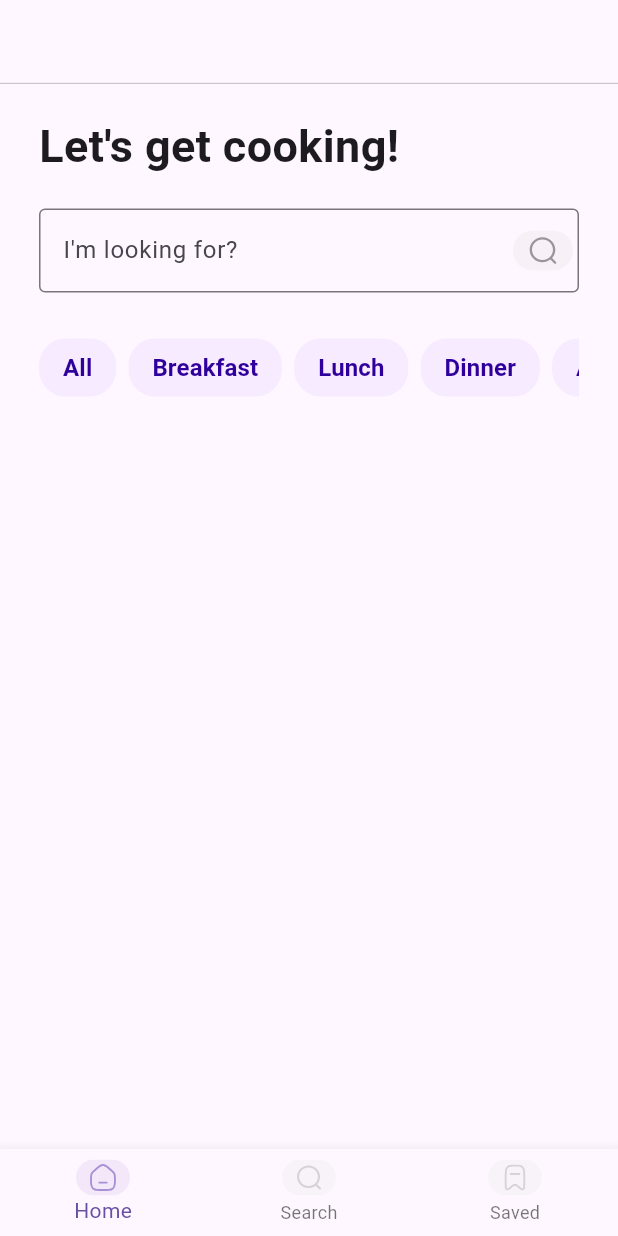
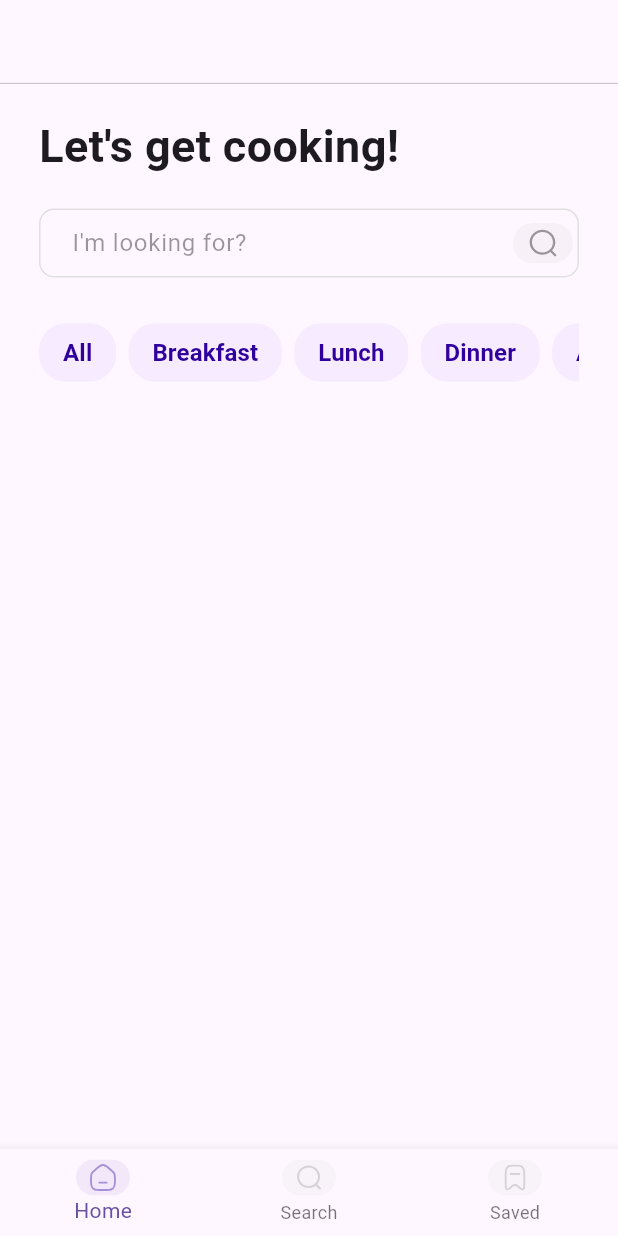
Before and after one commit to Nishan-Pradhan06/Recipe-App, a Flutter app: the screen it shows after launch, after a tap on "Let's Start", on a phone screen of 412 x 824 dp. Run offline on Flutter 3.47's test engine with Material 3 defaults, Android fonts, the phone set to English and light mode, and no system bars; our stand-ins replace flutter_svg; network calls fail.

Commit message:
search-box-compo-complete

```diff
--- a/lib/views/components/search_box_component.dart
+++ b/lib/views/components/search_box_component.dart
@@ -10,12 +10,24 @@ class SearchBoxComponent extends StatelessWidget {
 
   @override
   Widget build(BuildContext context) {
-    return TextFormField(
+    return SizedBox(
+      height: 46,
+      child: TextFormField(
         decoration: InputDecoration(
+          isDense: true,
+          contentPadding:
+              const EdgeInsets.symmetric(vertical: 10, horizontal: 18),
           border: const OutlineInputBorder(
-          borderSide: BorderSide(color: Color.fromARGB(162, 158, 158, 158)),
+            borderRadius: BorderRadius.all(Radius.circular(10)),
+          ),
+          enabledBorder: const OutlineInputBorder(
+            borderRadius: BorderRadius.all(Radius.circular(10)),
+            borderSide: BorderSide(color: Color(0xffe0e0e0)),
           ),
           hintText: hintText,
+          hintStyle: TextStyle(
+            color: Colors.black.withOpacity(0.4),
+          ),
           suffixIcon: Padding(
             padding: const EdgeInsets.all(4.0),
             child: SvgPicture.asset(
@@ -23,6 +35,7 @@ class SearchBoxComponent extends StatelessWidget {
             ),
           ),
         ),
+      ),
     );
   }
 }
--- a/lib/views/screen/search_screen.dart
+++ b/lib/views/screen/search_screen.dart
@@ -1,6 +1,5 @@
 import 'package:flutter/material.dart';
 import 'package:recipe/views/components/appbar.dart';
-
 import '../../core/constant/recipe_list.dart';
 import '../components/chip.dart';
 import '../components/recipe_card.dart';
@@ -38,7 +37,7 @@ class SearchScreen extends StatelessWidget {
                   scrollDirection: Axis.horizontal,
                   children: chipTitles.map((title) {
                     return Padding(
-                      padding: const EdgeInsets.only(right: 10.0),
+                      padding: const EdgeInsets.only(right: 8.0),
                       child: ChipComponents(
                         title: title,
                       ),
```
Lines whose indentation alone changed are shown as unchanged.
